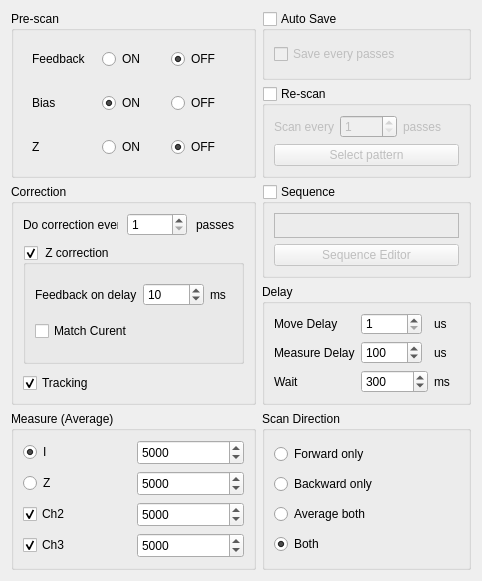
freestylexyz/STM-pyqt5-software, file pyqt5 STM software/ui/AdvanceOption.ui: the form before one commit.
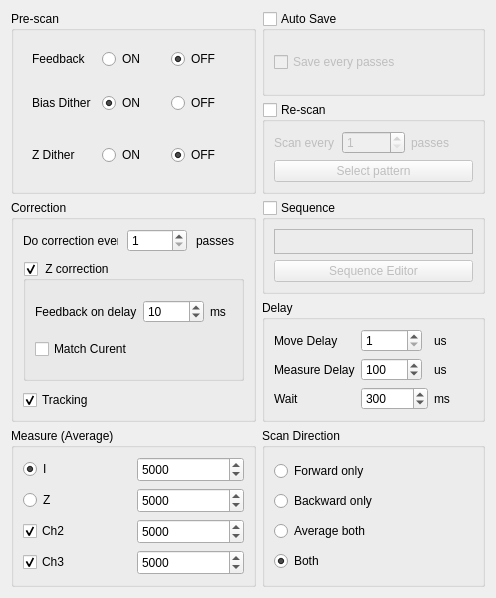
The form after the commit.

```diff
--- a/pyqt5 STM software/ui/AdvanceOption.ui
+++ b/pyqt5 STM software/ui/AdvanceOption.ui
@@ -6,8 +6,8 @@
    <rect>
     <x>0</x>
     <y>0</y>
-    <width>482</width>
-    <height>581</height>
+    <width>496</width>
+    <height>598</height>
    </rect>
   </property>
   <property name="sizePolicy">
@@ -860,7 +860,7 @@
          <item>
           <widget class="QLabel" name="label_4">
            <property name="text">
-            <string>Bias</string>
+            <string>Bias Dither</string>
            </property>
           </widget>
          </item>
@@ -902,7 +902,7 @@
          <item>
           <widget class="QLabel" name="label_5">
            <property name="text">
-            <string>Z</string>
+            <string>Z Dither</string>
            </property>
           </widget>
          </item>
```
Left out of the diff: 2 changed lines with no effect on the pictures.
